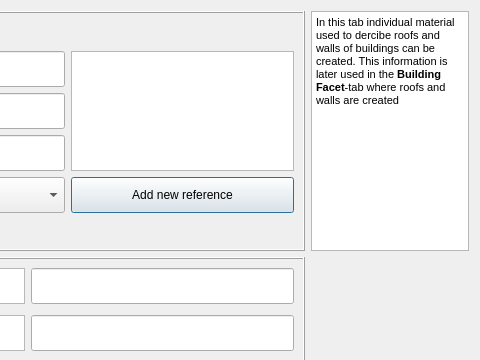
Qt form tabs/Spartacus_material_tab.ui (gusbacos/suews_database_manager) before a commit; both pictures show x 261 to 741 and y 0 to 360 of the 741 by 566 pixel window.
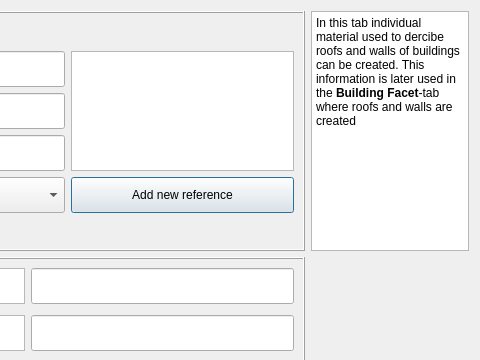
The same form after that commit. Custom widgets are drawn as their Qt base class.

Diff of the .ui file:
```diff
--- a/tabs/Spartacus_material_tab.ui
+++ b/tabs/Spartacus_material_tab.ui
@@ -319,8 +319,8 @@
       <string>&lt;!DOCTYPE HTML PUBLIC &quot;-//W3C//DTD HTML 4.0//EN&quot; &quot;http://www.w3.org/TR/REC-html40/strict.dtd&quot;&gt;
 &lt;html&gt;&lt;head&gt;&lt;meta name=&quot;qrichtext&quot; content=&quot;1&quot; /&gt;&lt;style type=&quot;text/css&quot;&gt;
 p, li { white-space: pre-wrap; }
-&lt;/style&gt;&lt;/head&gt;&lt;body style=&quot; font-family:'MS Shell Dlg 2'; font-size:12pt; font-weight:400; font-style:normal;&quot;&gt;
-&lt;p style=&quot; margin-top:12px; margin-bottom:12px; margin-left:0px; margin-right:0px; -qt-block-indent:0; text-indent:0px;&quot;&gt;&lt;span style=&quot; font-size:8pt;&quot;&gt;In this tab individual material used to dercibe roofs and walls of buildings can be created. This information is later used in the &lt;/span&gt;&lt;span style=&quot; font-size:8pt; font-weight:600;&quot;&gt;Building Facet&lt;/span&gt;&lt;span style=&quot; font-size:8pt;&quot;&gt;-tab where roofs and walls are created&lt;/span&gt;&lt;/p&gt;&lt;/body&gt;&lt;/html&gt;</string>
+&lt;/style&gt;&lt;/head&gt;&lt;body style=&quot; font-family:'MS Shell Dlg 2'; font-size:7.8pt; font-weight:400; font-style:normal;&quot;&gt;
+&lt;p style=&quot; margin-top:12px; margin-bottom:12px; margin-left:0px; margin-right:0px; -qt-block-indent:0; text-indent:0px;&quot;&gt;&lt;span style=&quot; font-size:9pt;&quot;&gt;In this tab individual material used to dercibe roofs and walls of buildings can be created. This information is later used in the &lt;/span&gt;&lt;span style=&quot; font-size:9pt; font-weight:600;&quot;&gt;Building Facet&lt;/span&gt;&lt;span style=&quot; font-size:9pt;&quot;&gt;-tab where roofs and walls are created&lt;/span&gt;&lt;/p&gt;&lt;/body&gt;&lt;/html&gt;</string>
      </property>
     </widget>
    </item>
```
Left out of the diff: 16 changed lines with no effect on the pictures.
